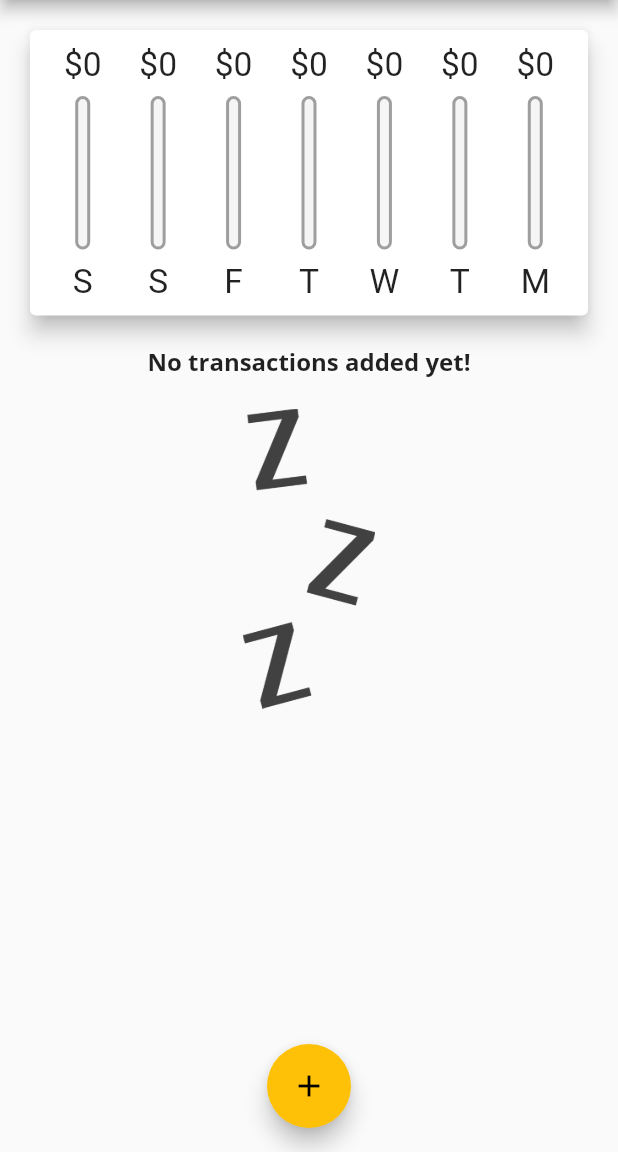
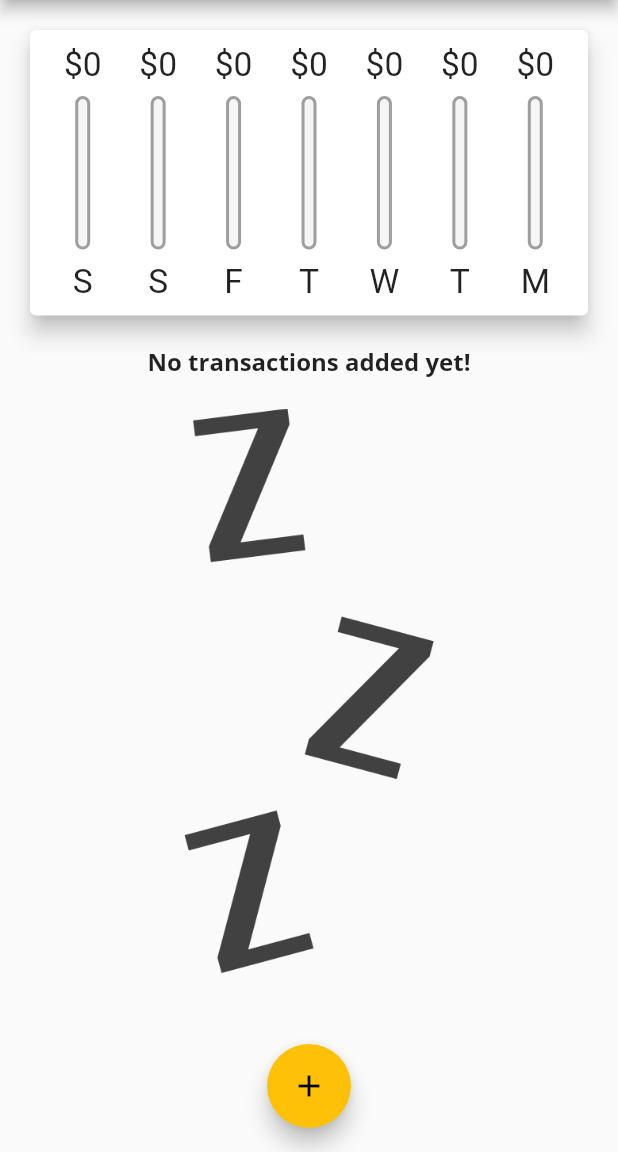
Before and after one commit to Raunakk02/Personal-Expenses-App, a Flutter app: the screen it shows after launch, on a phone screen of 412 x 824 dp, the part 84-1236 px from its top. Run offline on Flutter 3.47's test engine with Material 2 defaults, Android fonts, the phone set to English and light mode, and no system bars.

Commit message:
added responsiveness to waiting.png

```diff
--- a/lib/widgets/transaction_list.dart
+++ b/lib/widgets/transaction_list.dart
@@ -6,12 +6,13 @@ class TransactionList extends StatelessWidget {
   final List<Transaction> transactions;
   final Function deleteTx;
 
-  TransactionList(this.transactions,this.deleteTx);
+  TransactionList(this.transactions, this.deleteTx);
 
   @override
   Widget build(BuildContext context) {
     return transactions.isEmpty
-        ? Column(
+        ? LayoutBuilder(builder: (ctx, constraints) {
+            return Column(
               children: [
                 Text(
                   'No transactions added yet!',
@@ -19,19 +20,20 @@ class TransactionList extends StatelessWidget {
                 ),
                 SizedBox(height: 20),
                 Container(
-                height: 200,
+                  height: constraints.maxHeight * 0.7,
                   child: Image.asset(
                     'assets/images/waiting.png',
                     fit: BoxFit.cover,
                   ),
                 ),
               ],
-          )
+            );
+          })
         : ListView.builder(
             itemBuilder: (ctx, index) {
               return Card(
                 elevation: 6,
-                margin: EdgeInsets.symmetric(vertical: 6,horizontal: 8),
+                margin: EdgeInsets.symmetric(vertical: 6, horizontal: 8),
                 child: ListTile(
                   leading: CircleAvatar(
                     radius: 30,
```
Lines whose indentation alone changed are shown as unchanged.
